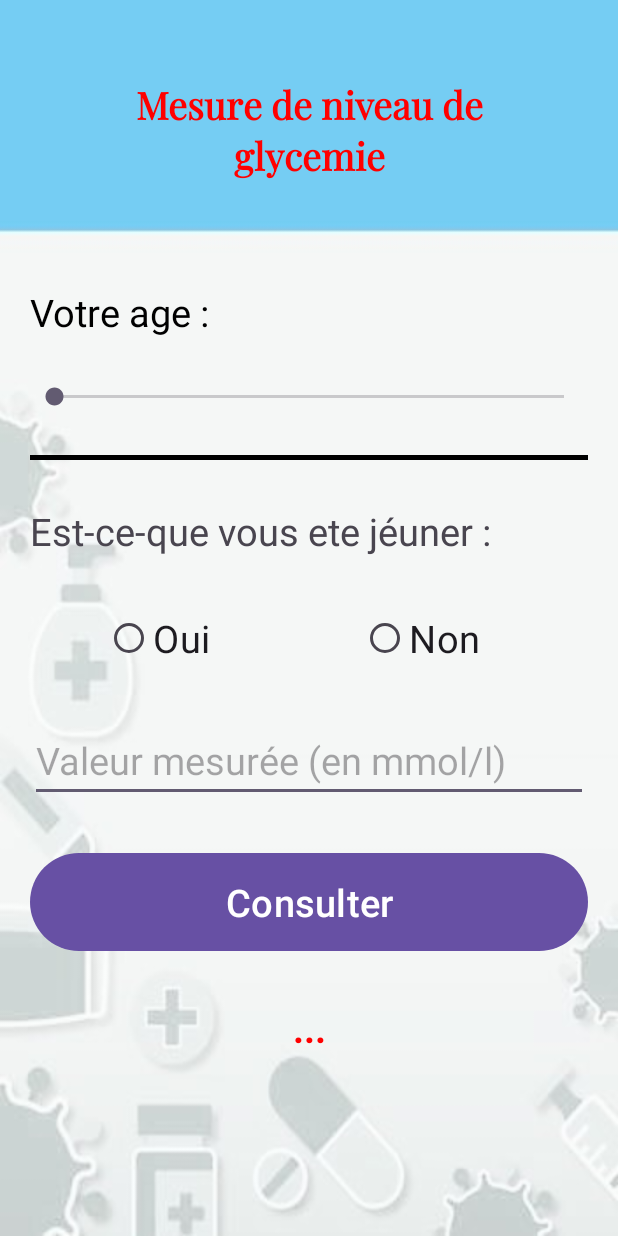
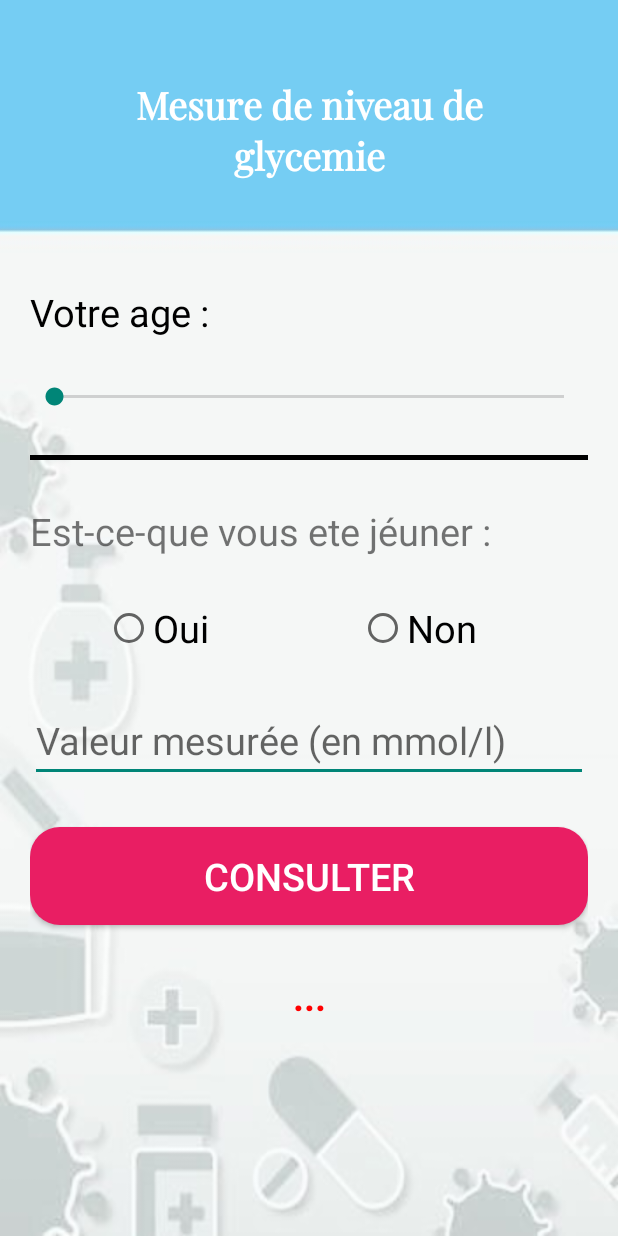
Before and after one commit to wafaSassi4/mobile_glycemie, an Android app: the screen it shows after launch (MainActivity), on a phone screen of 412 x 824 dp. Run offline under Robolectric (Android 15) with nearby library versions, the phone set to English and light mode, and no system bars.

Commit message:
mobile_glycemie

```diff
--- /dev/null
+++ b/app/src/main/res/drawable/button_shape.xml
@@ -0,0 +1,8 @@
+<?xml version="1.0" encoding="utf-8"?>
+<shape xmlns:android="http://schemas.android.com/apk/res/android">
+    <corners
+        android:radius="20dp"
+        />
+    <solid android:color="@color/pink"/>
+
+</shape>
--- /dev/null
+++ b/app/src/main/res/drawable/line_shape.xml
@@ -0,0 +1,7 @@
+<?xml version="1.0" encoding="utf-8"?>
+<shape xmlns:android="http://schemas.android.com/apk/res/android">
+    <stroke
+        android:width="2dp"
+        android:color="@color/black"
+        />
+</shape>
--- a/app/src/main/res/layout/activity_main.xml
+++ b/app/src/main/res/layout/activity_main.xml
@@ -16,7 +16,7 @@
         android:gravity="center"
         android:padding="30dp"
         android:text="@string/titre"
-        android:textColor="@color/red"
+        android:textColor="@color/white"
         android:textSize="25sp"
         android:textStyle="bold" />
 
@@ -40,8 +40,8 @@
         android:layout_width="match_parent"
         android:layout_height="3dp"
         android:layout_marginTop="30dp"
-        android:background="@color/black"
-     />
+        android:background="@drawable/line_shape" />
+
     <TextView
         android:layout_width="match_parent"
         android:layout_height="wrap_content"
@@ -91,6 +91,8 @@
         android:textSize="25sp"
         android:padding="15dp"
         android:layout_marginTop="30dp"
+        android:textColor="@color/white"
+        android:background="@drawable/button_shape"
         />
 
     <TextView
--- a/app/src/main/res/values/colors.xml
+++ b/app/src/main/res/values/colors.xml
@@ -4,5 +4,6 @@
     <color name="white">#FFFFFFFF</color>
     <color name="red">#FF0000</color>
     <color name="blue">#1097D5</color>
+    <color name="pink">#E91E63</color>
 
 </resources>
--- a/app/src/main/res/values/strings.xml
+++ b/app/src/main/res/values/strings.xml
@@ -4,10 +4,6 @@
     <string name="age">Votre age :</string>
     <string name="jeuner">Est-ce-que vous ete jéuner :</string>
     <string name="hint">Valeur mesurée (en mmol/l) </string>
-    <string name="title_activity_cons">ConsActivity</string>
-    <!-- Strings used for fragments for navigation -->
-    <string name="first_fragment_label">First Fragment</string>
-    <string name="second_fragment_label">Second Fragment</string>
     <string name="next">Next</string>
     <string name="previous">Previous</string>
 
--- a/app/src/main/res/values/themes.xml
+++ b/app/src/main/res/values/themes.xml
@@ -1,6 +1,6 @@
 <resources xmlns:tools="http://schemas.android.com/tools">
     <!-- Base application theme. -->
-    <style name="Base.Theme.Wafasassilsi3_DevMobil_mesure_glycemie" parent="Theme.Material3.DayNight.NoActionBar">
+    <style name="Base.Theme.Wafasassilsi3_DevMobil_mesure_glycemie" parent="Theme.AppCompat.DayNight.NoActionBar">
         <!-- Customize your light theme here. -->
         <!-- <item name="colorPrimary">@color/my_light_primary</item> -->
     </style>
```
Also changed, not shown: app/src/main/AndroidManifest.xml (+3 -6 lines), app/src/main/res/navigation/nav_graph.xml (deleted, +0 -28 lines).
